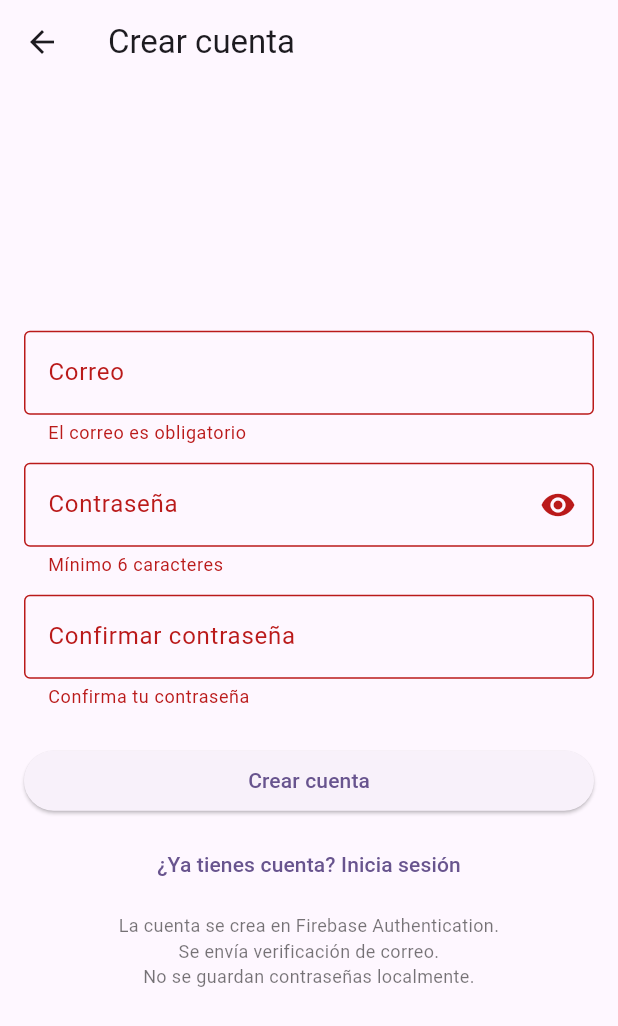
After one commit to JayrGilGaliciaJimenez/loggin_test, a Flutter app: the RegisterPage screen opened directly, after a tap on "Crear cuenta", on a phone screen of 412 x 824 dp. The commit adds this screen. Shown: the top 1026 px of the screen. Run offline on Flutter 3.47's test engine with Material 3 defaults, Android fonts, the light colour scheme and no system bars; our stand-ins replace firebase_auth, firebase_core; accounts and stored records are empty; statements that could not run were skipped.

Commit message:
Registro de usuarios

```diff
--- a/lib/login_page.dart
+++ b/lib/login_page.dart
@@ -2,6 +2,7 @@ import 'package:flutter/material.dart';
 import 'package:firebase_auth/firebase_auth.dart';
 import 'validators.dart';
 import 'auth_errors.dart';
+import 'register_page.dart';
 
 class LoginPage extends StatefulWidget {
   const LoginPage({super.key});
@@ -119,6 +120,18 @@ class _LoginPageState extends State<LoginPage> {
                     onPressed: _loading ? null : _resetPassword,
                     child: const Text('¿Olvidaste tu contraseña?'),
                   ),
+                  TextButton(
+                    onPressed: _loading
+                        ? null
+                        : () {
+                            Navigator.of(context).push(
+                              MaterialPageRoute(
+                                builder: (_) => const RegisterPage(),
+                              ),
+                            );
+                          },
+                    child: const Text('¿No tienes cuenta? Regístrate'),
+                  ),
                   const SizedBox(height: 8),
                   const _SmallPrint(),
                 ],
--- /dev/null
+++ b/lib/register_page.dart
@@ -0,0 +1,159 @@
+import 'package:flutter/material.dart';
+import 'package:firebase_auth/firebase_auth.dart';
+import 'validators.dart';
+import 'auth_errors.dart';
+
+class RegisterPage extends StatefulWidget {
+  const RegisterPage({super.key});
+
+  @override
+  State<RegisterPage> createState() => _RegisterPageState();
+}
+
+class _RegisterPageState extends State<RegisterPage> {
+  final _formKey = GlobalKey<FormState>();
+  final _emailCtrl = TextEditingController();
+  final _pwdCtrl = TextEditingController();
+  final _confirmCtrl = TextEditingController();
+  bool _loading = false;
+  String? _error;
+  bool _obscure = true;
+
+  @override
+  void dispose() {
+    _emailCtrl.dispose();
+    _pwdCtrl.dispose();
+    _confirmCtrl.dispose();
+    super.dispose();
+  }
+
+  Future<void> _register() async {
+    if (!_formKey.currentState!.validate()) return;
+    FocusScope.of(context).unfocus();
+    setState(() { _loading = true; _error = null; });
+
+    try {
+      final email = _emailCtrl.text.trim();
+      final password = _pwdCtrl.text;
+
+      // Crear usuario en Firebase Authentication
+      await FirebaseAuth.instance.createUserWithEmailAndPassword(
+        email: email,
+        password: password,
+      );
+
+      //Enviar verificación de correo
+      final user = FirebaseAuth.instance.currentUser;
+      if (user != null && !user.emailVerified) {
+        await user.sendEmailVerification();
+        if (mounted) {
+          ScaffoldMessenger.of(context).showSnackBar(
+            const SnackBar(content: Text('Se envió un correo de verificación.')),
+          );
+        }
+      }
+
+    } catch (e) {
+      setState(() => _error = mapAuthErrorToMessage(e));
+    } finally {
+      if (mounted) setState(() => _loading = false);
+    }
+  }
+
+  String? _confirmValidator(String? v) {
+    final conf = v ?? '';
+    if (conf.isEmpty) return 'Confirma tu contraseña';
+    if (conf != _pwdCtrl.text) return 'Las contraseñas no coinciden';
+    return null;
+  }
+
+  @override
+  Widget build(BuildContext context) {
+    return Scaffold(
+      appBar: AppBar(title: const Text('Crear cuenta')),
+      body: Center(
+        child: ConstrainedBox(
+          constraints: const BoxConstraints(maxWidth: 420),
+          child: Padding(
+            padding: const EdgeInsets.all(16),
+            child: Form(
+              key: _formKey,
+              child: Column(mainAxisSize: MainAxisSize.min, children: [
+                TextFormField(
+                  controller: _emailCtrl,
+                  decoration: const InputDecoration(
+                    labelText: 'Correo',
+                    border: OutlineInputBorder(),
+                  ),
+                  keyboardType: TextInputType.emailAddress,
+                  validator: Validators.email,
+                ),
+                const SizedBox(height: 12),
+                TextFormField(
+                  controller: _pwdCtrl,
+                  decoration: InputDecoration(
+                    labelText: 'Contraseña',
+                    border: const OutlineInputBorder(),
+                    suffixIcon: IconButton(
+                      icon: Icon(_obscure ? Icons.visibility : Icons.visibility_off),
+                      onPressed: () => setState(() => _obscure = !_obscure),
+                    ),
+                  ),
+                  obscureText: _obscure,
+                  validator: Validators.password,
+                ),
+                const SizedBox(height: 12),
+                TextFormField(
+                  controller: _confirmCtrl,
+                  decoration: const InputDecoration(
+                    labelText: 'Confirmar contraseña',
+                    border: OutlineInputBorder(),
+                  ),
+                  obscureText: true,
+                  validator: _confirmValidator,
+                ),
+                const SizedBox(height: 12),
+                if (_error != null)
+                  Text(_error!, style: const TextStyle(color: Colors.red), textAlign: TextAlign.center),
+                const SizedBox(height: 12),
+                SizedBox(
+                  width: double.infinity,
+                  child: ElevatedButton(
+                    onPressed: _loading ? null : _register,
+                    child: _loading
+                        ? const SizedBox(height: 20, width: 20, child: CircularProgressIndicator(strokeWidth: 2))
+                        : const Text('Crear cuenta'),
+                  ),
+                ),
+                const SizedBox(height: 8),
+                TextButton(
+                  onPressed: _loading
+                      ? null
+                      : () => Navigator.of(context).pop(), // volver al Login
+                  child: const Text('¿Ya tienes cuenta? Inicia sesión'),
+                ),
+                const SizedBox(height: 8),
+                const _SecurityNotes(),
+              ]),
+            ),
+          ),
+        ),
+      ),
+    );
+  }
+}
+
+class _SecurityNotes extends StatelessWidget {
+  const _SecurityNotes();
+
+  @override
+  Widget build(BuildContext context) {
+    return const Text(
+      'La cuenta se crea en Firebase Authentication.\n'
+      'Se envía verificación de correo.\n'
+      'No se guardan contraseñas localmente.',
+      textAlign: TextAlign.center,
+      style: TextStyle(fontSize: 12, color: Colors.black54),
+    );
+  }
+}
```
Also changed, not shown: firebase.json, lib/firebase_options.dart, 2 other files.
